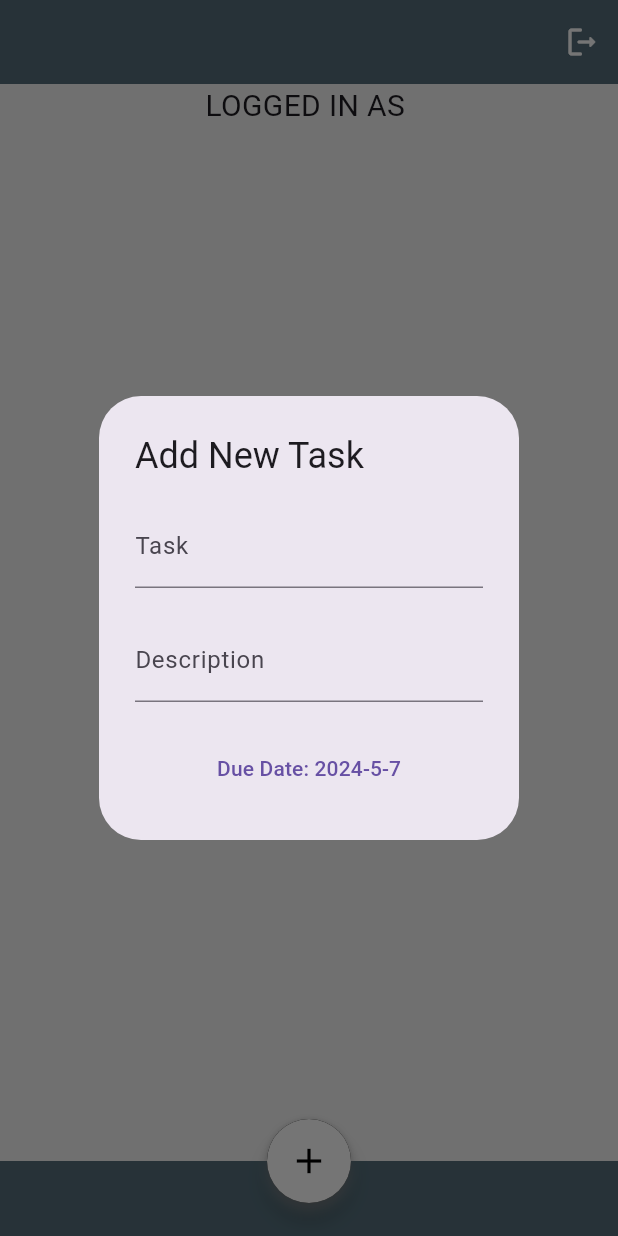
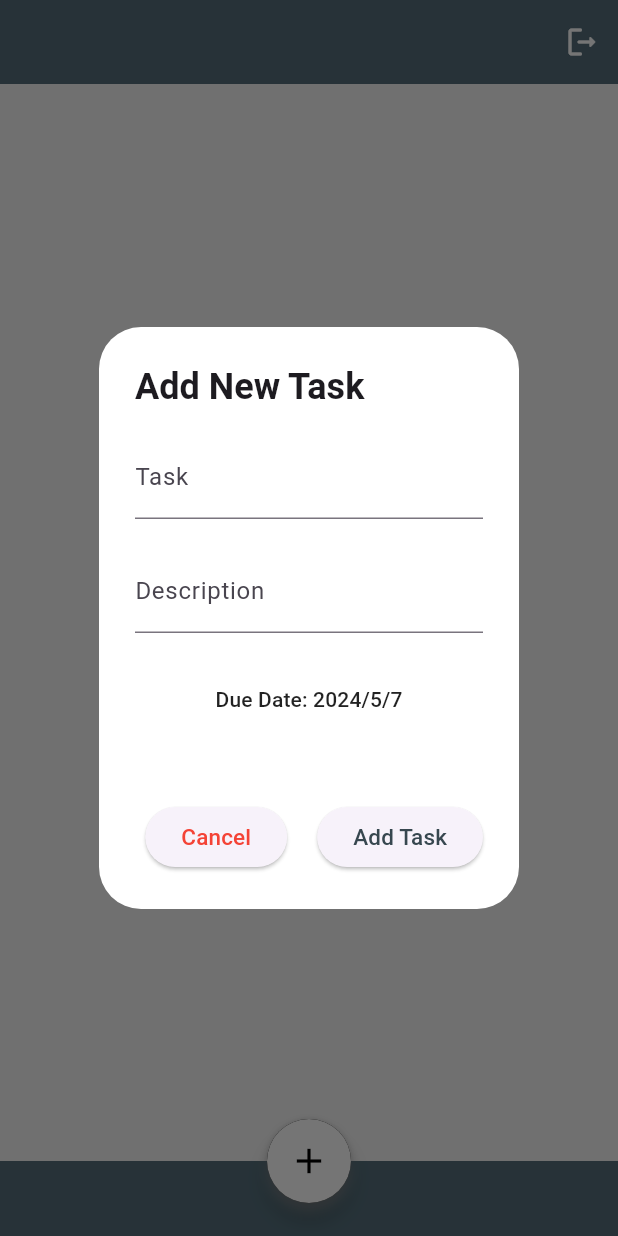
Before and after one commit to zecardoo/todo, a Flutter app: the screen it shows once a user with an empty profile is signed in, after a tap on the "add" icon, on a phone screen of 412 x 824 dp. Run offline on Flutter 3.47's test engine with Material 3 defaults, Android fonts, the phone set to English and light mode, and no system bars; our stand-ins replace firebase_auth, firebase_core; accounts and stored records are empty; network calls fail.

Commit message:
1- add taskdata page to set the data there 2- finsh the modal page 3- change the name from homepage to home 4- show the data in screen

```diff
--- a/lib/components/addtaskmodal.dart
+++ /dev/null
@@ -1,65 +0,0 @@
-import 'package:flutter/material.dart';
-
-class AddNewTask extends StatefulWidget {
-  const AddNewTask({super.key});
-
-  @override
-  State<AddNewTask> createState() => _AddNewTaskState();
-}
-
-class _AddNewTaskState extends State<AddNewTask> {
-  final  name = TextEditingController();
-  final  description = TextEditingController();
-  late DateTime _dueDate;
-
-  @override
-  void initState() {
-    super.initState();
-    _dueDate = DateTime.now();
-  }
-
-  @override
-  Widget build(BuildContext context) {
-    return AlertDialog(
-        title: const Text(
-          'Add New Task',
-        ),
-        content: Column(
-          mainAxisSize: MainAxisSize.min,
-          children: [
-          TextField(
-            controller: name,
-            decoration: const InputDecoration(label: Text('Task')),
-          ),
-
-          const SizedBox(height: 20),
-
-          TextField(
-            controller: description,
-            decoration: const InputDecoration(label: Text('Description')),
-          ),
-
-          const SizedBox(height: 20),
-
-          TextButton(
-            onPressed: () async {
-              final selectedDate = await showDatePicker(
-                context: context,
-                initialDate: _dueDate,
-                firstDate: DateTime.now(),
-                lastDate: DateTime(2100),
-              );
-              if (selectedDate != null) {
-                setState(() {
-                  _dueDate = selectedDate;
-                });
-              }
-            },
-            child: Text('Due Date: ${_dueDate.year}-${_dueDate.month}-${_dueDate.day}'),
-          ),
-        ],),
-
-
-      );
-  }
-}
--- /dev/null
+++ b/lib/components/taskdata.dart
@@ -0,0 +1,13 @@
+class Task {
+  final String name;
+  final String description;
+  final DateTime dueDate;
+  final bool isCompleted;
+
+  Task({
+    required this.name,
+    required this.description,
+    required this.dueDate,
+    this.isCompleted = false,
+  });
+}
--- /dev/null
+++ b/lib/pages/addtaskmodal.dart
@@ -0,0 +1,124 @@
+import 'package:flutter/material.dart';
+import 'package:todo/components/taskdata.dart';
+
+class AddNewTask extends StatefulWidget {
+  const AddNewTask({super.key});
+
+  @override
+  State<AddNewTask> createState() => _AddNewTaskState();
+}
+
+class _AddNewTaskState extends State<AddNewTask> {
+  final  namecontroller = TextEditingController();
+  final  descriptioncontroller = TextEditingController();
+  late DateTime _dueDate;
+
+
+
+  @override
+  void initState() {
+    super.initState();
+    _dueDate = DateTime.now();
+  }
+
+  @override
+  Widget build(BuildContext context) {
+    return AlertDialog(
+      backgroundColor: Colors.white,
+      buttonPadding: const EdgeInsets.all(20),
+
+        title: const Text(
+          'Add New Task',
+          style: TextStyle(
+            fontWeight: FontWeight.bold
+          ),
+        ),
+
+        content: Column(
+          mainAxisSize: MainAxisSize.min,
+          children: [
+          TextField(
+            controller: namecontroller,
+            decoration: const InputDecoration(label: Text('Task')),
+          ),
+
+          const SizedBox(height: 20),
+
+          TextField(
+            controller: descriptioncontroller,
+            decoration: const InputDecoration(label: Text('Description')),
+          ),
+
+          const SizedBox(height: 20),
+
+          TextButton(
+            onPressed: () async {
+              final selectedDate = await showDatePicker(
+                context: context,
+                initialDate: _dueDate,
+                firstDate: DateTime.now(),
+                lastDate: DateTime(2100),
+              );
+              if (selectedDate != null) {
+                setState(() {
+                  _dueDate = selectedDate;
+                });
+              }
+            },
+            child: Text(
+              'Due Date: ${_dueDate.year}/${_dueDate.month}/${_dueDate.day}',
+              style: const TextStyle(
+                color: Colors.black87
+              ),
+            ),
+          ),
+
+          const SizedBox(height: 20),
+
+        ],),
+
+
+
+        actions: [
+          ElevatedButton(
+            onPressed: () {
+              Navigator.pop(context);
+            },
+            child: const Text(
+              'Cancel',
+              style: TextStyle(
+                color: Colors.red,
+                // fontWeight: FontWeight.bold,
+                fontSize: 15
+              ),
+
+            ),
+          ),
+
+          ElevatedButton(
+            onPressed: () {
+              final newtask = Task(
+                name: namecontroller.text,
+                description: descriptioncontroller.text,
+                dueDate: _dueDate,
+                isCompleted: false,
+              );
+              Navigator.pop(context,newtask);
+            },
+
+            child: Text(
+              'Add Task',
+              style: TextStyle(
+                color: Colors.blueGrey[800],
+                fontSize: 15
+              ),
+
+            ),
+          )
+
+        ],
+
+
+      );
+  }
+}
--- a/lib/pages/auth/auth_page.dart
+++ b/lib/pages/auth/auth_page.dart
@@ -14,7 +14,7 @@ class AuthPage extends StatelessWidget {
         builder: (context, snapshot) {
           // User is logged in
           if(snapshot.hasData){
-            return HomePage();
+            return Home();
           }
 
           //User is not logged in
--- a/lib/pages/home.dart
+++ b/lib/pages/home.dart
@@ -1,11 +1,30 @@
 import 'package:firebase_auth/firebase_auth.dart';
 import 'package:flutter/material.dart';
-import 'package:todo/components/addtaskmodal.dart';
+import 'package:todo/components/taskdata.dart';
+import 'package:todo/pages/addtaskmodal.dart';
 
-class HomePage extends StatelessWidget {
-  HomePage({super.key});
+class Home extends StatefulWidget {
+  const Home({super.key});
+
+  @override
+  State<Home> createState() => _HomeState();
+}
+
+class _HomeState extends State<Home> {
   final user = FirebaseAuth.instance.currentUser!;
+  final List<Task> _tasks = [];
 
+  void _addnewtask (Task task) {
+    setState(() {
+      _tasks.add(task);
+    });
+  }
+
+  void _removeTask(int index) {
+    setState(() {
+      _tasks.removeAt(index);
+    });
+  }
   void signUserOut () {
     FirebaseAuth.instance.signOut();
   }
@@ -15,6 +34,8 @@ class HomePage extends StatelessWidget {
   Widget build(BuildContext context) {
     return Scaffold(
       backgroundColor: Colors.grey[100],
+            // ############################################# APP BAR #############################################
+
       appBar: AppBar(
         actions: [
           IconButton(
@@ -22,17 +43,29 @@ class HomePage extends StatelessWidget {
             icon: const Icon(Icons.logout_rounded, color: Colors.white,),
           )
         ],
+
         backgroundColor: Colors.blueGrey[600],
       ),
 
+      // ############################################# Body #############################################
       body: Center(
 
-        child: Column(
+        child: ListView.builder(
+          itemCount: _tasks.length,
+          itemBuilder: (context, index){
+            final task = _tasks[index];
 
-          children: [
-            Text('LOGGED IN AS ${user.email!}', style: const TextStyle(fontSize: 20),),
-          ],
-
+            return ListTile(
+            title: Text(task.name),
+            subtitle: Text(task.description),
+            trailing: IconButton(
+              icon: const Icon(Icons.delete),
+              onPressed: () {
+                _removeTask(index);
+              },
+            ),
+          );
+          },
         )
       ),
 
@@ -53,12 +86,19 @@ class HomePage extends StatelessWidget {
         shape: BoxShape.circle,
         child: FloatingActionButton(
           onPressed: () async{
-            await showDialog(
+            final task = await showDialog(
+              barrierDismissible: false, // Set to false to prevent dialog dismissal on tap outside
               context: context,
               builder: (BuildContext context) {
                 return const AddNewTask();
               },
             );
+            print(task);
+            // if(task != null){
+            //   _addnewtask(task);
+            // }
+
+
           // Navigator.pushNamed(context, '/addtask');
           },
           backgroundColor: Colors.white,
@@ -79,5 +119,4 @@ class HomePage extends StatelessWidget {
 
     );
   }
-
 }
```
